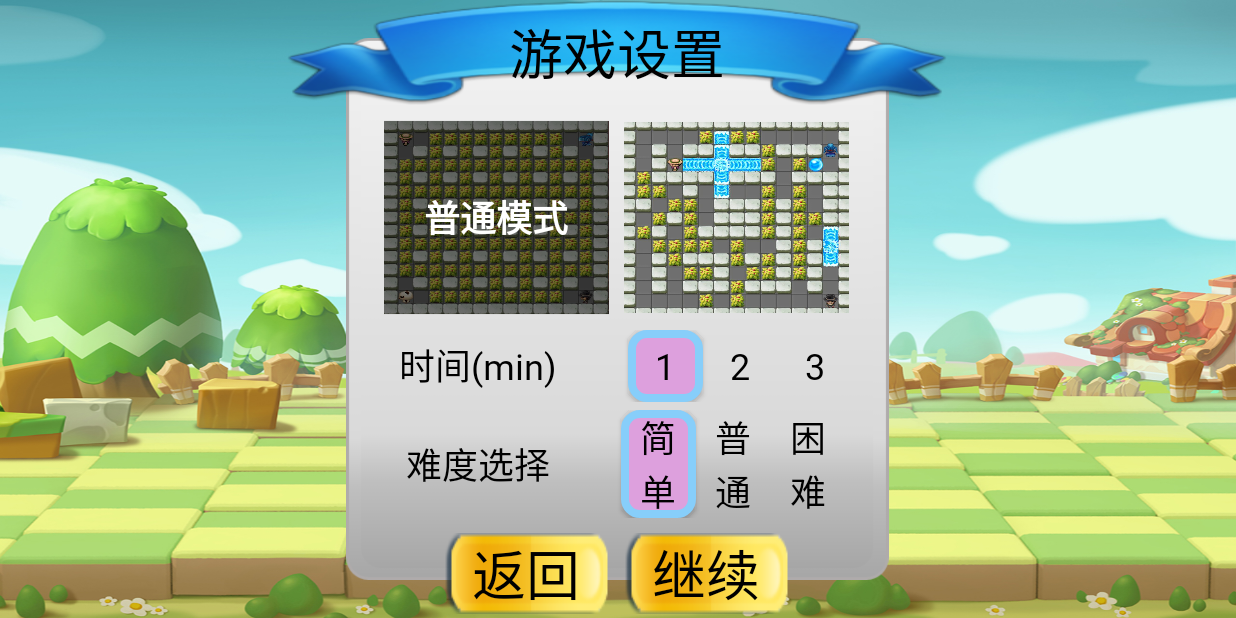
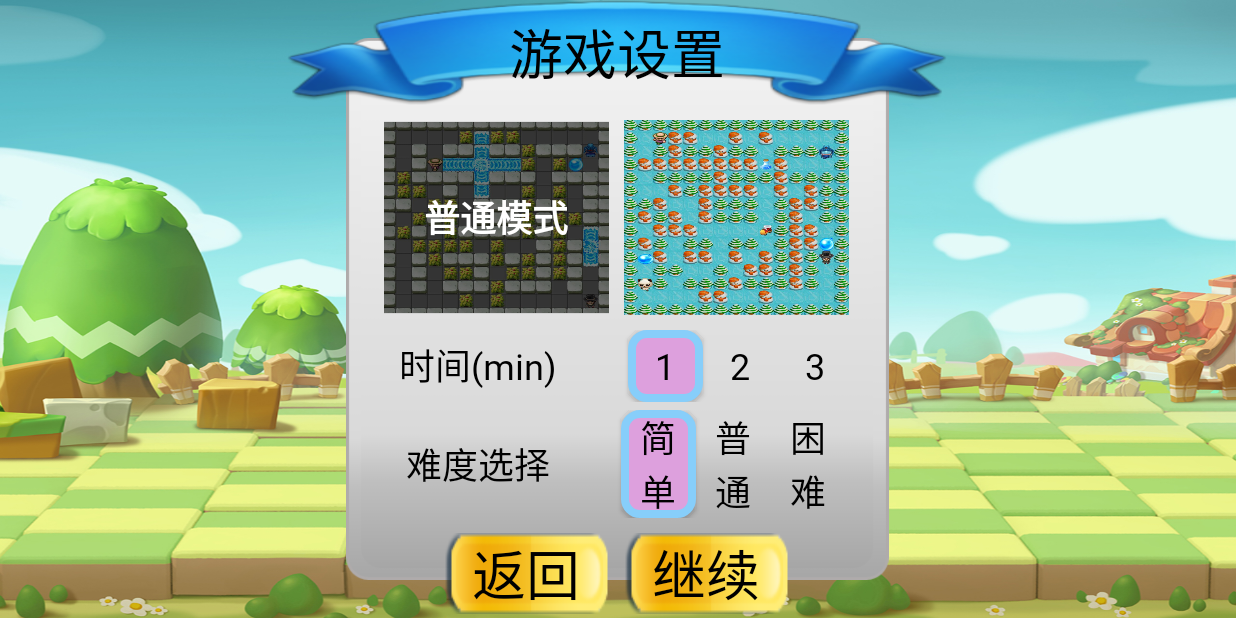
Before and after one commit to Casta-mere/Bombit, an Android app: the SelectMode screen opened directly, with no data from a screen before it, after a tap on an icon or button, on a phone screen of 824 x 412 dp (held sideways). Run offline under Robolectric (Android 15) with nearby library versions, the phone set to English and light mode, and no system bars; 1 statement that could not run was skipped.

Commit message:
图片设置完成

```diff
--- a/app/src/main/java/com/example/Activity/SelectMap.java
+++ b/app/src/main/java/com/example/Activity/SelectMap.java
@@ -23,7 +23,7 @@ public class SelectMap extends AppCompatActivity implements View.OnClickListener
     private Button rightMap;
     private ImageView showMap;
     private int selectedMap=0;
-    private final int[] seriesImages = {R.drawable.map_demo,R.drawable.map_demo2,R.drawable.test_map};
+    private final int[] seriesImages = {R.drawable.map_demo0,R.drawable.map_demo1,R.drawable.map_demo3};
     private MusicService musicService;
     private ServiceConnection serviceConnection=new ServiceConnection() {
         @Override
--- a/app/src/main/java/com/example/Activity/SelectMode.java
+++ b/app/src/main/java/com/example/Activity/SelectMode.java
@@ -1,7 +1,10 @@
 package com.example.Activity;
 
+import android.content.ComponentName;
 import android.content.Intent;
+import android.content.ServiceConnection;
 import android.os.Bundle;
+import android.os.IBinder;
 import android.view.View;
 import android.view.WindowInsets;
 import android.view.WindowInsetsController;
@@ -11,6 +14,7 @@ import android.widget.TextView;
 
 import androidx.appcompat.app.AppCompatActivity;
 
+import com.example.myfunctions.MusicService;
 import com.example.qbomb.R;
 
 public class SelectMode extends AppCompatActivity implements View.OnClickListener{
@@ -29,7 +33,18 @@ public class SelectMode extends AppCompatActivity implements View.OnClickListene
     private int selectedMode;
     private int selectedTime;
     private int selectedDiff;
+    private MusicService musicService;
+    private ServiceConnection serviceConnection=new ServiceConnection() {
+        @Override
+        public void onServiceConnected(ComponentName name, IBinder service) {
+            MusicService.MusicBinder binder= (MusicService.MusicBinder) service;
+            musicService=binder.getService();
+        }
 
+        @Override
+        public void onServiceDisconnected(ComponentName name) {
+        }
+    };
     @Override
     protected void onCreate(Bundle savedInstanceState) {
         super.onCreate(savedInstanceState);
@@ -48,6 +63,14 @@ public class SelectMode extends AppCompatActivity implements View.OnClickListene
         setContentView(R.layout.select_mode);
         initView();
         initData();
+        initMusic();
+    }
+
+    private void initMusic() {
+        musicService = new MusicService();
+        musicService.play(this,R.raw.mode_fig_bg,true);
+        Intent intent=new Intent(SelectMode.this, MusicService.class);
+        bindService(intent,serviceConnection,BIND_AUTO_CREATE);
     }
 
     private void initView() {
@@ -79,7 +102,7 @@ public class SelectMode extends AppCompatActivity implements View.OnClickListene
         modeClassic.setOnClickListener(new View.OnClickListener() {
             @Override
             public void onClick(View view) {
-                modeKill.setImageResource(R.drawable.map_demo2);
+                modeKill.setImageResource(R.drawable.map_demo3);
                 text_kill.setVisibility(View.INVISIBLE);
                 modeClassic.setImageResource(R.drawable.mask_mode_classic);
                 text_classic.setVisibility(View.VISIBLE);
@@ -89,7 +112,7 @@ public class SelectMode extends AppCompatActivity implements View.OnClickListene
         modeKill.setOnClickListener(new View.OnClickListener() {
             @Override
             public void onClick(View view) {
-                modeClassic.setImageResource(R.drawable.map_demo);
+                modeClassic.setImageResource(R.drawable.map_demo2);
                 text_classic.setVisibility(View.INVISIBLE);
                 modeKill.setImageResource(R.drawable.mask_mode_kill);
                 text_kill.setVisibility(View.VISIBLE);
@@ -151,4 +174,22 @@ public class SelectMode extends AppCompatActivity implements View.OnClickListene
             finish();
         }
     }
+    @Override
+    public void onResume(){
+        super.onResume();
+        musicService.resume();
+    }
+
+    @Override
+    protected void onPause() {
+        super.onPause();
+        musicService.pause();
+    }
+
+    @Override
+    protected void onDestroy() {
+        super.onDestroy();
+        unbindService(serviceConnection);
+    }
+
 }
--- a/app/src/main/res/drawable/mask_mode_classic.xml
+++ b/app/src/main/res/drawable/mask_mode_classic.xml
@@ -1,6 +1,6 @@
 <layer-list xmlns:android="http://schemas.android.com/apk/res/android">
     <!-- 底部图片 -->
-    <item android:drawable="@drawable/map_demo"/>
+    <item android:drawable="@drawable/map_demo2"/>
     <!-- 蒙版 -->
     <item android:drawable="@drawable/mask"/>
 </layer-list>
--- a/app/src/main/res/drawable/mask_mode_kill.xml
+++ b/app/src/main/res/drawable/mask_mode_kill.xml
@@ -1,6 +1,6 @@
 <layer-list xmlns:android="http://schemas.android.com/apk/res/android">
     <!-- 底部图片 -->
-    <item android:drawable="@drawable/map_demo2"/>
+    <item android:drawable="@drawable/map_demo3"/>
     <!-- 蒙版 -->
     <item android:drawable="@drawable/mask"/>
 </layer-list>
--- a/app/src/main/res/layout/select_map.xml
+++ b/app/src/main/res/layout/select_map.xml
@@ -18,7 +18,7 @@
             android:layout_marginTop="10dp"
             android:layout_marginBottom="10dp"
             android:layout_gravity="center"
-            android:src="@drawable/map_demo"/>
+            android:src="@drawable/map_demo0"/>
 
         <ImageView
             android:id="@+id/map_container"
--- a/app/src/main/res/layout/select_mode.xml
+++ b/app/src/main/res/layout/select_mode.xml
@@ -78,7 +78,7 @@
                         android:layout_width="150dp"
                         android:layout_height="150dp"
                         android:layout_marginLeft="10dp"
-                        android:src="@drawable/map_demo2" />
+                        android:src="@drawable/map_demo3" />
 
                     <TextView
                         android:id="@+id/text_kill"
```
Also changed, not shown: app/src/main/res/drawable/block_2.png (added), app/src/main/res/drawable/map_demo.jpg (deleted), app/src/main/res/drawable/map_demo0.jpg (added), app/src/main/res/drawable/map_demo1.jpg (added), app/src/main/res/drawable/map_demo3.jpg (added), app/src/main/res/drawable/road_2.png (added), app/src/main/res/drawable/wall_2.png (added).
